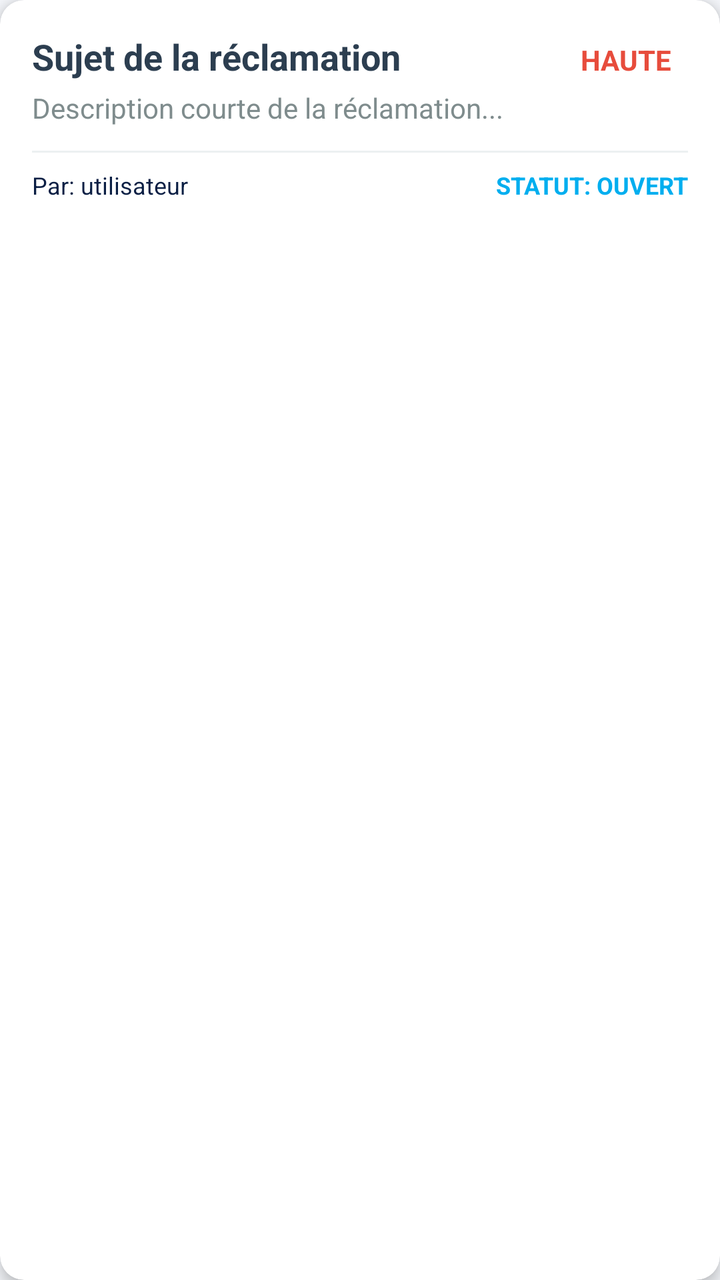
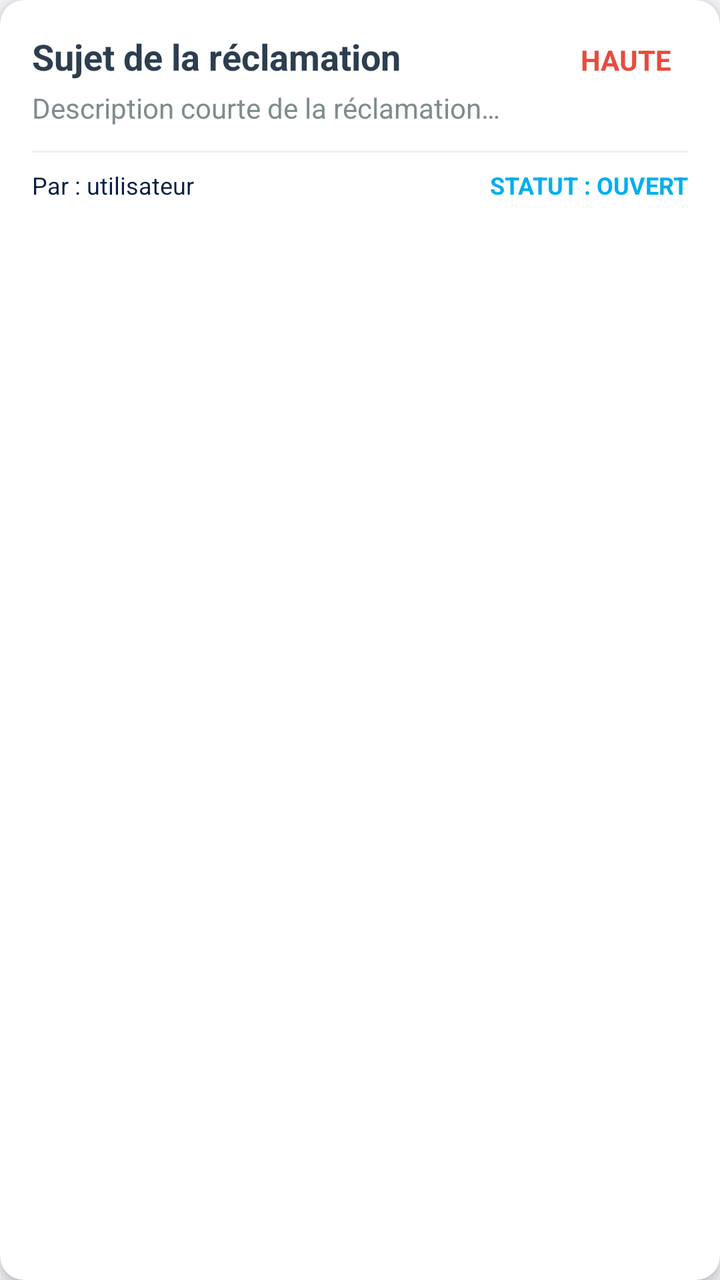

An Android layout rendered at two revisions. The XML below is the earlier revision; the diff shows what the commit changed to produce the second picture.
<!-- AndroidManifest.xml: application theme Theme.StockIT -->
<!-- res/layout/item_claim.xml -->
<?xml version="1.0" encoding="utf-8"?>
<androidx.cardview.widget.CardView xmlns:android="http://schemas.android.com/apk/res/android"
    xmlns:app="http://schemas.android.com/apk/res-auto"
    android:layout_width="match_parent"
    android:layout_height="wrap_content"
    android:layout_margin="8dp"
    app:cardCornerRadius="12dp"
    app:cardElevation="4dp">

    <LinearLayout
        android:layout_width="match_parent"
        android:layout_height="wrap_content"
        android:orientation="vertical"
        android:padding="16dp">

        <LinearLayout
            android:layout_width="match_parent"
            android:layout_height="wrap_content"
            android:orientation="horizontal">

            <TextView
                android:id="@+id/claimSubject"
                android:layout_width="0dp"
                android:layout_height="wrap_content"
                android:layout_weight="1"
                android:text="Sujet de la réclamation"
                android:textColor="#2C3E50"
                android:textSize="18sp"
                android:textStyle="bold" />

            <TextView
                android:id="@+id/claimPriority"
                android:layout_width="wrap_content"
                android:layout_height="wrap_content"
                android:paddingLeft="8dp"
                android:paddingRight="8dp"
                android:text="HAUTE"
                android:textColor="#E74C3C"
                android:textStyle="bold" />
        </LinearLayout>

        <TextView
            android:id="@+id/claimDescription"
            android:layout_width="match_parent"
            android:layout_height="wrap_content"
            android:layout_marginTop="4dp"
            android:maxLines="2"
            android:ellipsize="end"
            android:text="Description courte de la réclamation..."
            android:textColor="#7F8C8D" />

        <View
            android:layout_width="match_parent"
            android:layout_height="1dp"
            android:layout_marginTop="12dp"
            android:background="#ECF0F1" />

        <LinearLayout
            android:layout_width="match_parent"
            android:layout_height="wrap_content"
            android:layout_marginTop="8dp"
            android:orientation="horizontal">

            <TextView
                android:id="@+id/claimSender"
                android:layout_width="0dp"
                android:layout_height="wrap_content"
                android:layout_weight="1"
                android:text="Par: utilisateur"
                android:textSize="12sp" />

            <TextView
                android:id="@+id/claimStatus"
                android:layout_width="wrap_content"
                android:layout_height="wrap_content"
                android:text="STATUT: OUVERT"
                android:textColor="#00AEEF"
                android:textSize="12sp"
                android:textStyle="bold" />
        </LinearLayout>
    </LinearLayout>
</androidx.cardview.widget.CardView>
<!-- resources referenced by this layout -->
<resources>
  <style name="Theme.StockIT" parent="Theme.MaterialComponents.Light.NoActionBar">
          
          <item name="colorPrimary">@color/vista_blue</item>
          <item name="colorPrimaryDark">@color/vista_navy</item>
          <item name="colorAccent">@color/vista_turquoise</item>
          <item name="colorSecondary">@color/vista_turquoise</item>
          <item name="colorControlHighlight">#220F53FA</item>
  
          
          <item name="android:windowBackground">@color/vista_bg</item>
          <item name="android:colorBackground">@color/vista_bg</item>
          <item name="colorSurface">@color/vista_surface</item>
  
          
          <item name="android:textColor">@color/vista_navy</item>
          <item name="android:textColorPrimary">@color/vista_navy</item>
          <item name="android:textColorSecondary">@color/vista_navy_muted</item>
          <item name="android:textColorHint">@color/vista_navy_faint</item>
  
          
          <item name="android:statusBarColor">@color/vista_blue</item>
  
          
          <item name="android:colorControlActivated">@color/vista_blue</item>
      </style>
  <color name="vista_blue">#0F53FA</color>
  <color name="vista_navy">#0B1F44</color>
  <color name="vista_turquoise">#1DE9B6</color>
  <color name="vista_bg">#F5F7FB</color>
  <color name="vista_surface">#FFFFFF</color>
  <color name="vista_navy_muted">#4A5A78</color>
  <color name="vista_navy_faint">#8A96AC</color>
</resources>

<!-- the commit's change to res/layout/item_claim.xml (unified diff, before → after) -->
@@ -23,7 +23,7 @@
                 android:layout_width="0dp"
                 android:layout_height="wrap_content"
                 android:layout_weight="1"
-                android:text="Sujet de la réclamation"
+                android:text="@string/claim_item_subject_placeholder"
                 android:textColor="#2C3E50"
                 android:textSize="18sp"
                 android:textStyle="bold" />
@@ -34,7 +34,7 @@
                 android:layout_height="wrap_content"
                 android:paddingLeft="8dp"
                 android:paddingRight="8dp"
-                android:text="HAUTE"
+                android:text="@string/priority_high"
                 android:textColor="#E74C3C"
                 android:textStyle="bold" />
         </LinearLayout>
@@ -46,7 +46,7 @@
             android:layout_marginTop="4dp"
             android:maxLines="2"
             android:ellipsize="end"
-            android:text="Description courte de la réclamation..."
+            android:text="@string/claim_item_desc_placeholder"
             android:textColor="#7F8C8D" />
 
         <View
@@ -66,14 +66,14 @@
                 android:layout_width="0dp"
                 android:layout_height="wrap_content"
                 android:layout_weight="1"
-                android:text="Par: utilisateur"
+                android:text="@string/claim_item_by_placeholder"
                 android:textSize="12sp" />
 
             <TextView
                 android:id="@+id/claimStatus"
                 android:layout_width="wrap_content"
                 android:layout_height="wrap_content"
-                android:text="STATUT: OUVERT"
+                android:text="@string/claim_item_status_placeholder"
                 android:textColor="#00AEEF"
                 android:textSize="12sp"
                 android:textStyle="bold" />
<!-- resource entries referenced after the edit -->
@@ -1,5 +1,10 @@
 <!-- resources referenced by this layout -->
 <resources>
+  <string name="claim_item_by_placeholder">Par : utilisateur</string>
+  <string name="claim_item_desc_placeholder">Description courte de la réclamation…</string>
+  <string name="claim_item_status_placeholder">STATUT : OUVERT</string>
+  <string name="claim_item_subject_placeholder">Sujet de la réclamation</string>
+  <string name="priority_high">HAUTE</string>
   <style name="Theme.StockIT" parent="Theme.MaterialComponents.Light.NoActionBar">
           
           <item name="colorPrimary">@color/vista_blue</item>
